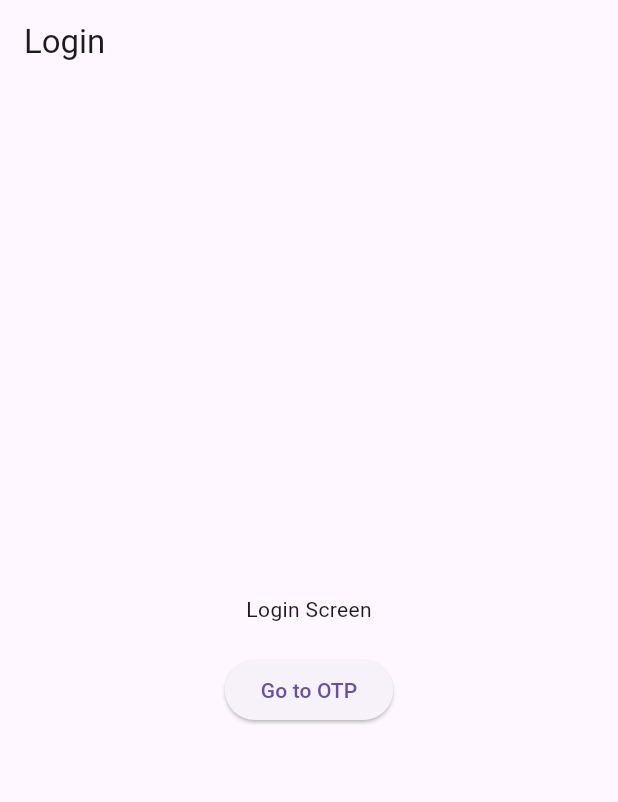
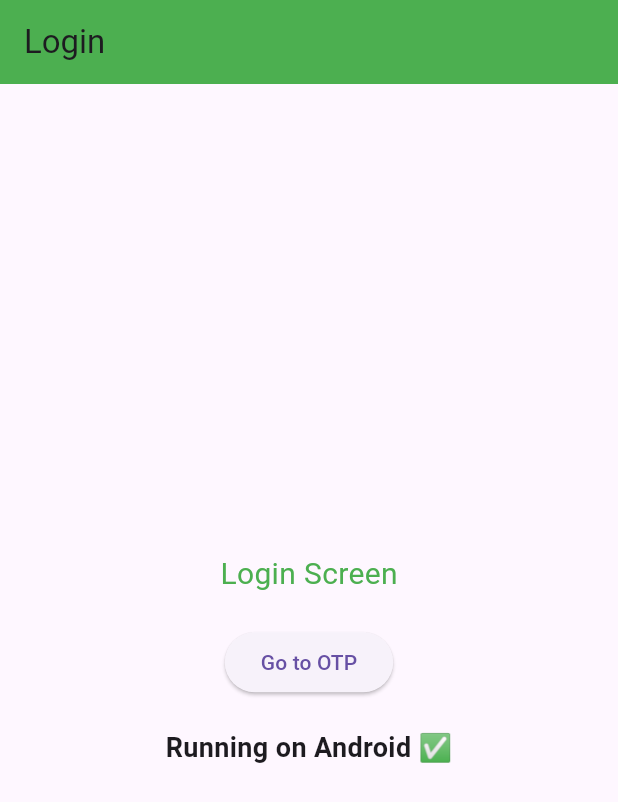
Before and after one commit to pranavwright/ResQ, a Flutter app: the screen it shows after launch, on a phone screen of 412 x 824 dp. Shown: the top 802 px of the screen. Run offline on Flutter 3.47's test engine with Material 3 defaults, Android fonts, the phone set to English and light mode, and no system bars.

```diff
--- a/lib/main.dart
+++ b/lib/main.dart
@@ -1,6 +1,5 @@
-
 import 'package:flutter/material.dart';
-import 'package:flutter_web_plugins/flutter_web_plugins.dart';
+import 'dart:io' show Platform;
 import 'screens/otp_screen.dart';
 import 'screens/login_screen.dart';
 import 'screens/admin_dashboard.dart';
@@ -12,11 +11,8 @@ import 'screens/role_creation.dart';
 import 'screens/home.dart';
 
 void main() {
-  // Configure the URL strategy for web
-  setUrlStrategy(PathUrlStrategy());
   runApp(MyApp());
 }
-
 
 class MyApp extends StatelessWidget {
   const MyApp({super.key});
@@ -25,9 +21,13 @@ class MyApp extends StatelessWidget {
   Widget build(BuildContext context) {
     return MaterialApp(
       debugShowCheckedModeBanner: false,
+      theme: ThemeData(
+        primarySwatch: Colors.blue,
+        // Add platform-specific theme settings if needed
+        primaryColor: Platform.isAndroid ? Colors.green : Colors.blue,
+      ),
       initialRoute: '/',
       routes: {
-        // Use routes instead of onGenerateRoute for better web support
         '/': (context) => LoginScreen(),
         '/otp': (context) => OtpScreen(),
         '/admin-dashboard': (context) => AdminDashboard(),
@@ -38,12 +38,9 @@ class MyApp extends StatelessWidget {
         '/create-notice': (context) => CreateNoticeScreen(),
         '/home': (context) => HomeScreen(),
       },
-      onUnknownRoute:
-          (settings) => MaterialPageRoute(
-            builder:
-                (context) =>
-                    Scaffold(body: Center(child: Text('Page Not Found'))),
-          ),
+      onUnknownRoute: (settings) => MaterialPageRoute(
+        builder: (context) => Scaffold(body: Center(child: Text('Page Not Found'))),
+      ),
     );
   }
 }
--- a/lib/screens/login_screen.dart
+++ b/lib/screens/login_screen.dart
@@ -1,4 +1,5 @@
 import 'package:flutter/material.dart';
+import 'dart:io' show Platform; // Import to check the OS
 
 class LoginScreen extends StatelessWidget {
   const LoginScreen({super.key});
@@ -6,12 +7,21 @@ class LoginScreen extends StatelessWidget {
   @override
   Widget build(BuildContext context) {
     return Scaffold(
-      appBar: AppBar(title: Text('Login')),
+      appBar: AppBar(
+        title: Text('Login'),
+        backgroundColor: Platform.isAndroid ? Colors.green : Colors.blue, // Android-specific color
+      ),
       body: Center(
         child: Column(
           mainAxisSize: MainAxisSize.min,
           children: [
-            Text('Login Screen'),
+            Text(
+              'Login Screen',
+              style: TextStyle(
+                fontSize: 20,
+                color: Platform.isAndroid ? Colors.green : Colors.red, // Different color for Android
+              ),
+            ),
             SizedBox(height: 20), // Adds some spacing
             ElevatedButton(
               onPressed: () {
@@ -19,6 +29,13 @@ class LoginScreen extends StatelessWidget {
               },
               child: Text('Go to OTP'),
             ),
+            SizedBox(height: 20),
+            Text(
+              Platform.isAndroid
+                  ? 'Running on Android ✅'
+                  : 'Not running on Android ❌',
+              style: TextStyle(fontSize: 18, fontWeight: FontWeight.bold),
+            ),
           ],
         ),
       ),
```
Also changed, not shown: lib/screens/admin_dashboard.dart (+104 -3 lines), lib/screens/otp_screen.dart (+48 -2 lines).
